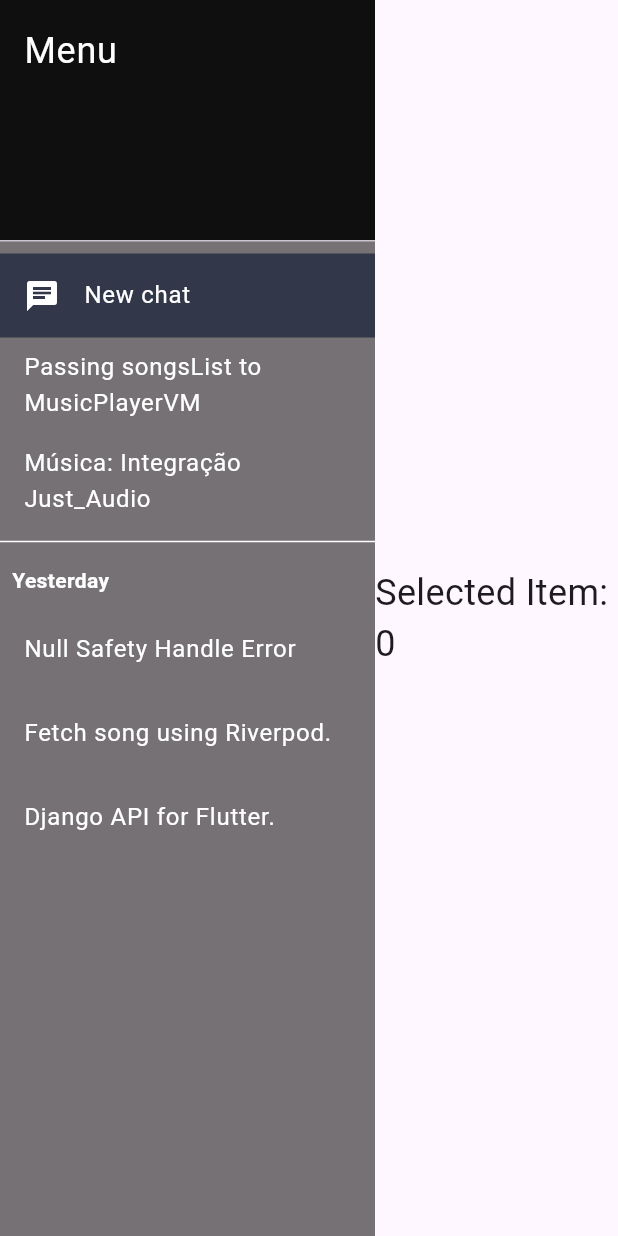
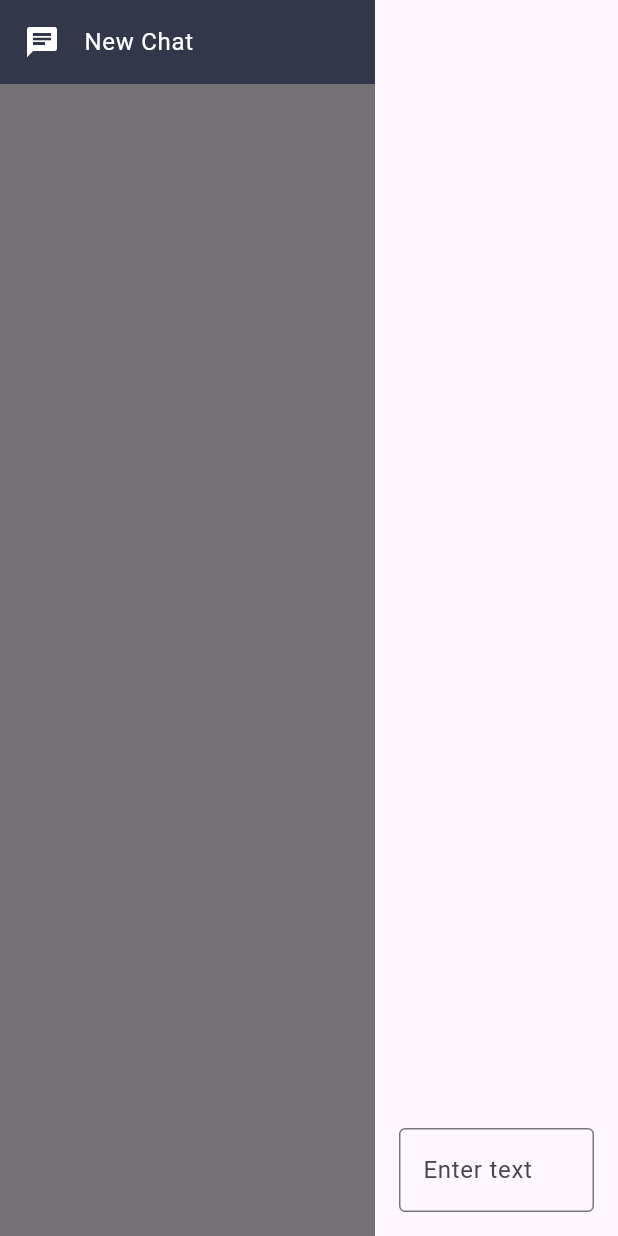
Before and after one commit to ZeckLowe/summarizer_web, a Flutter app: the screen it shows after launch, on a phone screen of 412 x 824 dp. Run offline on Flutter 3.47's test engine with Material 3 defaults, Android fonts, the phone set to English and light mode, and no system bars.

Commit message:
finished HomePage

```diff
--- a/lib/main.dart
+++ b/lib/main.dart
@@ -17,7 +17,7 @@ class MyApp extends StatelessWidget {
         colorScheme: ColorScheme.fromSeed(seedColor: Colors.deepPurple),
         useMaterial3: true,
       ),
-      home: const SideBar(),
+      home: const HomePage(),
     );
   }
 }
--- /dev/null
+++ b/lib/screens/chat_interface.dart
@@ -0,0 +1,15 @@
+import 'package:flutter/material.dart';
+
+class ChatInterface extends StatelessWidget {
+  @override
+  Widget build(BuildContext context) {
+    return ListView.builder(
+      itemCount: 3, // Placeholder for dynamic chat messages
+      itemBuilder: (context, index) {
+        return ListTile(
+          title: Text('Chat Message $index'),
+        );
+      },
+    );
+  }
+}
--- a/lib/screens/home_page.dart
+++ b/lib/screens/home_page.dart
@@ -1,4 +1,5 @@
 import 'package:flutter/material.dart';
+import 'side_bar.dart';
 
 class HomePage extends StatefulWidget {
   const HomePage({super.key});
@@ -8,8 +9,104 @@ class HomePage extends StatefulWidget {
 }
 
 class HomePageState extends State<HomePage> {
+  int _selectedIndex = 0;
+  List<String> _chatNames = ['New Chat'];
+  Map<int, List<String>> _chatMessages = {};
+  TextEditingController _chatNameController = TextEditingController();
+
+  void _onItemTapped(int index) {
+    setState(() {
+      _selectedIndex = index;
+    });
+  }
+
+  void _onSubmitText(String text) {
+    setState(() {
+      if (!_chatMessages.containsKey(_selectedIndex)) {
+        _chatMessages[_selectedIndex] = [];
+      }
+      _chatMessages[_selectedIndex]!.add(text);
+    });
+  }
+
+  void _onNewChat() {
+    showDialog(
+      context: context,
+      builder: (BuildContext context) {
+        return AlertDialog(
+          title: const Text('Enter chat name'),
+          content: TextField(
+            controller: _chatNameController,
+            decoration: const InputDecoration(
+              hintText: 'Chat name',
+            ),
+          ),
+          actions: <Widget>[
+            TextButton(
+              onPressed: () {
+                setState(() {
+                  _chatNames.add(_chatNameController.text);
+                  _selectedIndex = _chatNames.length - 1;
+                  _chatMessages[_selectedIndex] = [];
+                  _chatNameController.clear();
+                });
+                Navigator.of(context).pop();
+              },
+              child: const Text('OK'),
+            ),
+          ],
+        );
+      },
+    );
+  }
+
   @override
   Widget build(BuildContext context) {
-    return const Placeholder();
+    return Scaffold(
+      body: Row(
+        children: [
+          SideBar(
+            selectedIndex: _selectedIndex,
+            chatNames: _chatNames,
+            onItemTapped: (index) {
+              if (index == 0) {
+                _onNewChat();
+              } else {
+                _onItemTapped(index);
+              }
+            },
+          ),
+          Expanded(
+            child: Padding(
+              padding: const EdgeInsets.all(16.0),
+              child: Column(
+                crossAxisAlignment: CrossAxisAlignment.start,
+                children: [
+                  if (_selectedIndex != 0)
+                    Expanded(
+                      child: ListView.builder(
+                        itemCount: _chatMessages[_selectedIndex]?.length ?? 0,
+                        itemBuilder: (context, index) {
+                          return ListTile(
+                            title: Text(_chatMessages[_selectedIndex]![index]),
+                          );
+                        },
+                      ),
+                    ),
+                  const Spacer(),
+                  TextField(
+                    onSubmitted: _onSubmitText,
+                    decoration: const InputDecoration(
+                      border: OutlineInputBorder(),
+                      labelText: 'Enter text',
+                    ),
+                  ),
+                ],
+              ),
+            ),
+          ),
+        ],
+      ),
+    );
   }
 }
--- a/lib/screens/side_bar.dart
+++ b/lib/screens/side_bar.dart
@@ -1,105 +1,37 @@
 import 'package:flutter/material.dart';
 
-class SideBar extends StatefulWidget {
-  const SideBar({super.key});
+class SideBar extends StatelessWidget {
+  final int selectedIndex;
+  final List<String> chatNames;
+  final Function(int) onItemTapped;
 
-  @override
-  State<SideBar> createState() => _SideBarState();
-}
-
-class _SideBarState extends State<SideBar> {
-  int _selectedIndex = 0;
-  Color _selectedColor = Color(0xff7077A1);
-
-  void _onItemTapped(int index) {
-    setState(() {
-      _selectedIndex = index;
-    });
-  }
+  const SideBar({
+    super.key,
+    required this.selectedIndex,
+    required this.chatNames,
+    required this.onItemTapped,
+  });
 
   @override
   Widget build(BuildContext context) {
-    return Scaffold(
-      body: Row(
-        children: [
-          Container(
-            width: 250,
-            color: Colors.black54,
-            child: ListView(
-              padding: EdgeInsets.zero,
-              children: [
-                DrawerHeader(
-                  decoration: BoxDecoration(color: Colors.black87),
-                  child: Text(
-                    'Menu',
-                    style: TextStyle(
-                      color: Colors.white,
-                      fontSize: 24,
-                    ),
-                  ),
-                ),
-                ListTile(
-                  leading: Icon(Icons.chat, color: Colors.white),
-                  title:
-                      Text('New chat', style: TextStyle(color: Colors.white)),
-                  onTap: () => _onItemTapped(0),
-                  selected: _selectedIndex == 0,
-                  selectedTileColor: _selectedColor,
-                ),
-                ListTile(
-                  title: Text('Passing songsList to MusicPlayerVM',
-                      style: TextStyle(color: Colors.white)),
-                  onTap: () => _onItemTapped(1),
-                  selected: _selectedIndex == 1,
-                  selectedTileColor: _selectedColor,
-                ),
-                ListTile(
-                  title: Text('Música: Integração Just_Audio',
-                      style: TextStyle(color: Colors.white)),
-                  onTap: () => _onItemTapped(2),
-                  selected: _selectedIndex == 2,
-                  selectedTileColor: _selectedColor,
-                ),
-                Divider(color: Colors.white),
-                Padding(
-                  padding: const EdgeInsets.all(8.0),
-                  child: Text('Yesterday',
-                      style: TextStyle(
-                          color: Colors.white, fontWeight: FontWeight.bold)),
-                ),
-                ListTile(
-                  title: Text('Null Safety Handle Error',
-                      style: TextStyle(color: Colors.white)),
-                  onTap: () => _onItemTapped(3),
-                  selected: _selectedIndex == 3,
-                  selectedTileColor: _selectedColor,
-                ),
-                ListTile(
-                  title: Text('Fetch song using Riverpod.',
-                      style: TextStyle(color: Colors.white)),
-                  onTap: () => _onItemTapped(4),
-                  selected: _selectedIndex == 4,
-                  selectedTileColor: _selectedColor,
-                ),
-                ListTile(
-                  title: Text('Django API for Flutter.',
-                      style: TextStyle(color: Colors.white)),
-                  onTap: () => _onItemTapped(5),
-                  selected: _selectedIndex == 5,
-                  selectedTileColor: _selectedColor,
-                ),
-              ],
-            ),
-          ),
-          Expanded(
-            child: Center(
-              child: Text(
-                'Selected Item: $_selectedIndex',
-                style: TextStyle(fontSize: 24),
-              ),
-            ),
-          ),
-        ],
+    const selectedColor = Color(0xff7077A1);
+
+    return Container(
+      width: 250,
+      color: Colors.black54,
+      child: ListView.builder(
+        itemCount: chatNames.length,
+        itemBuilder: (context, index) {
+          return ListTile(
+            leading:
+                index == 0 ? const Icon(Icons.chat, color: Colors.white) : null,
+            title: Text(chatNames[index],
+                style: const TextStyle(color: Colors.white)),
+            onTap: () => onItemTapped(index),
+            selected: selectedIndex == index,
+            selectedTileColor: selectedColor,
+          );
+        },
       ),
     );
   }
```
Also changed, not shown: 1 other file.
